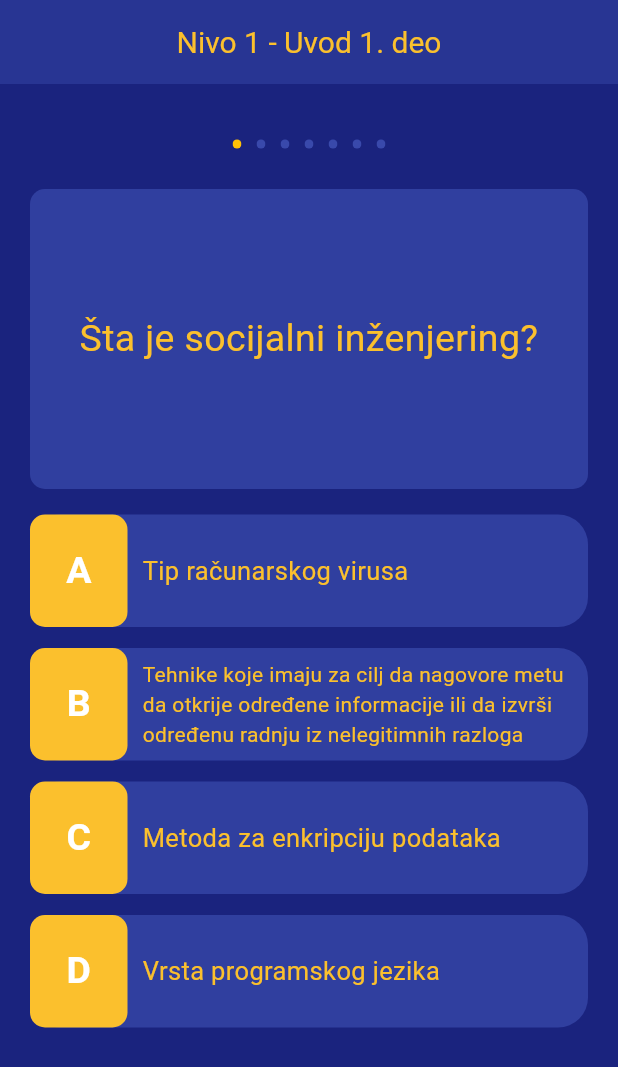
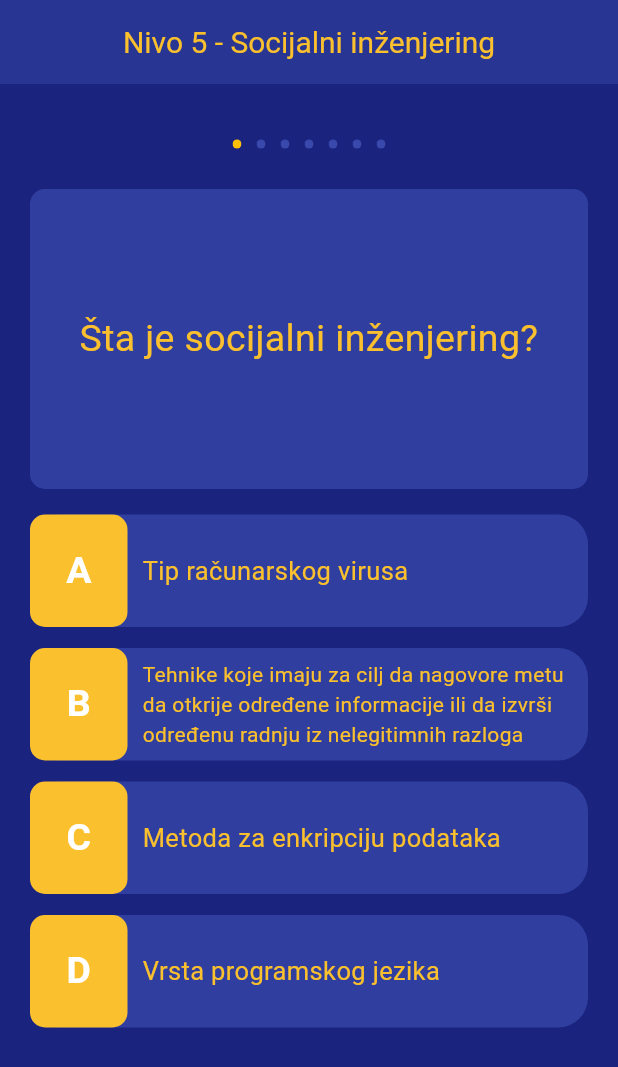
Before and after one commit to JovanM97/SecLab, a Flutter app: the Level5 screen opened directly, on a phone screen of 412 x 824 dp. Shown: the top 1067 px of the screen. Run offline on Flutter 3.47's test engine with Material 3 defaults, Android fonts, the light colour scheme and no system bars; drawn by our look-alikes of auto_size_text, flutter_animate, step_progress_indicator; our stand-ins replace cloud_firestore, confetti, firebase_auth, firebase_core, flutter_spinkit, shared_preferences; accounts and stored records are empty.

Commit message:
Update level5.dart

```diff
--- a/lib/levels/level5.dart
+++ b/lib/levels/level5.dart
@@ -160,7 +160,7 @@ class _Level5State extends State<Level5> {
           elevation: 0.0,
           title: Center(
             child: Text(
-              'Nivo 1 - Uvod 1. deo',
+              'Nivo 5 - Socijalni inženjering',
               style: TextStyle(
                 color: Colors.yellow[700],
                 fontSize: 20,
```
